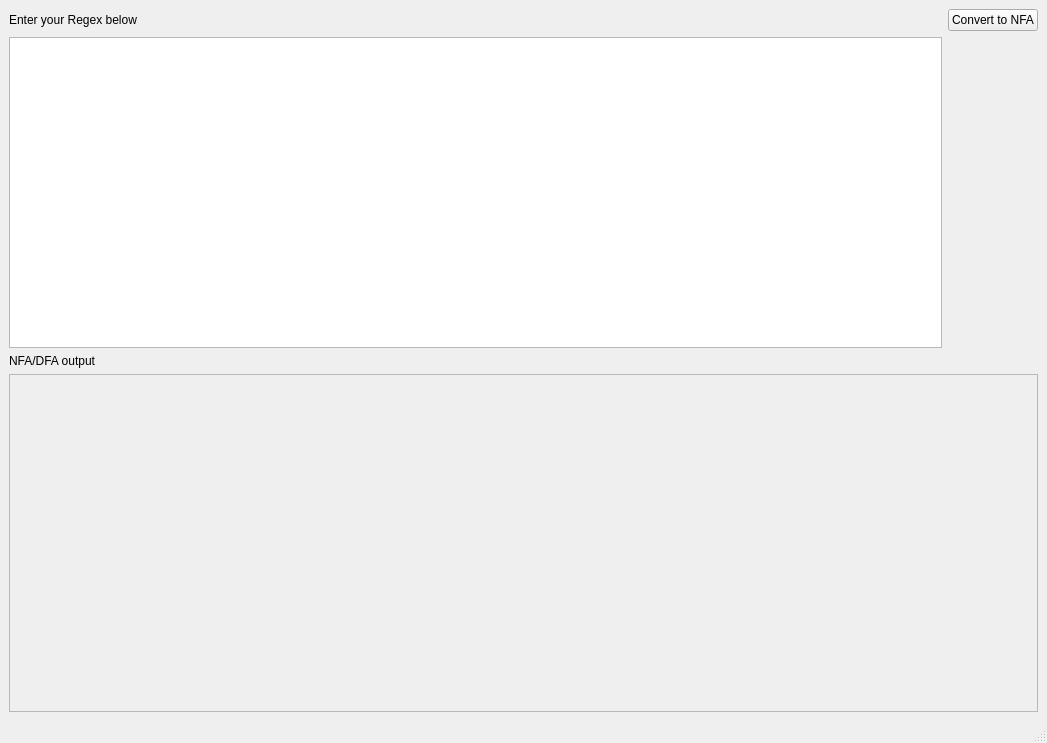
This is qtGUI2.ui in shehabadel/Regex-2-NFA as Qt 5 draws it before an edit. The edited form follows.
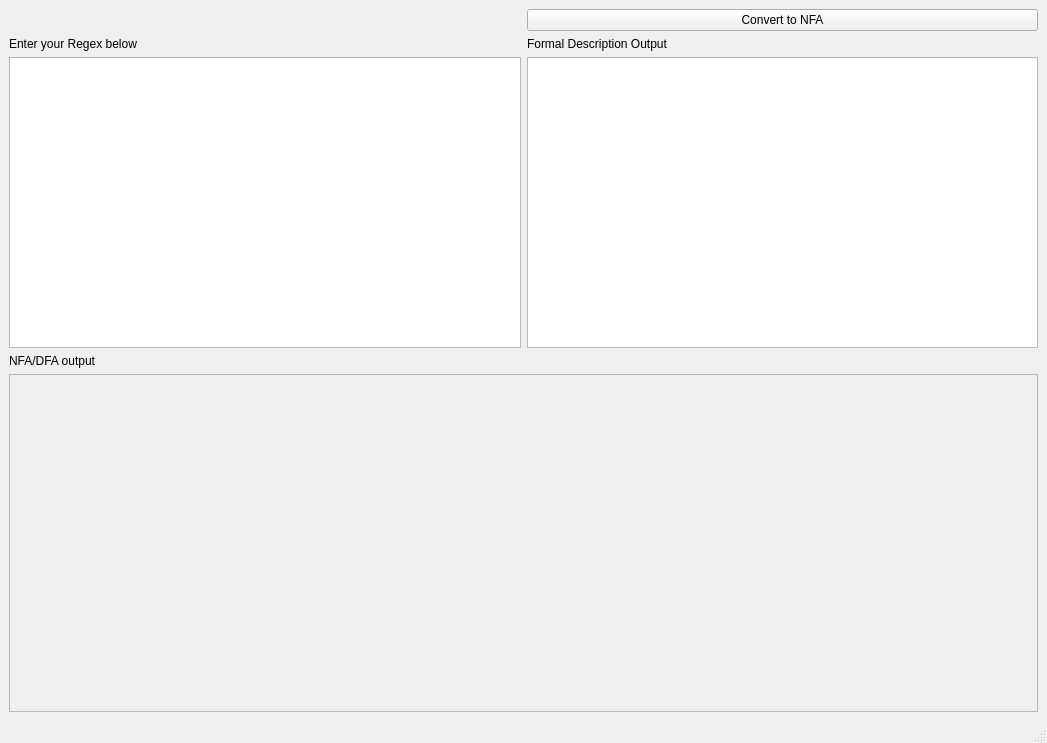
This is the edited form.

Commit message: Implemented the creating a formal description functionality. Created a new QtGUI file, and the createFormalDescription function in `regex2nfa.py`

The edit to the form file:
```diff
--- a/qtGUI2.ui
+++ b/qtGUI2.ui
@@ -24,16 +24,26 @@
         </property>
        </widget>
       </item>
-      <item row="0" column="0">
+      <item row="2" column="0">
+       <widget class="QTextBrowser" name="textBrowser"/>
+      </item>
+      <item row="2" column="1">
+       <widget class="QTextEdit" name="textEdit"/>
+      </item>
+      <item row="1" column="1">
+       <widget class="QLabel" name="label_3">
+        <property name="text">
+         <string>Formal Description Output</string>
+        </property>
+       </widget>
+      </item>
+      <item row="1" column="0">
        <widget class="QLabel" name="label">
         <property name="text">
          <string>Enter your Regex below</string>
         </property>
        </widget>
       </item>
-      <item row="1" column="0">
-       <widget class="QTextEdit" name="textEdit"/>
-      </item>
      </layout>
     </item>
     <item row="2" column="0">
```
The commit also changes 8 other files.
